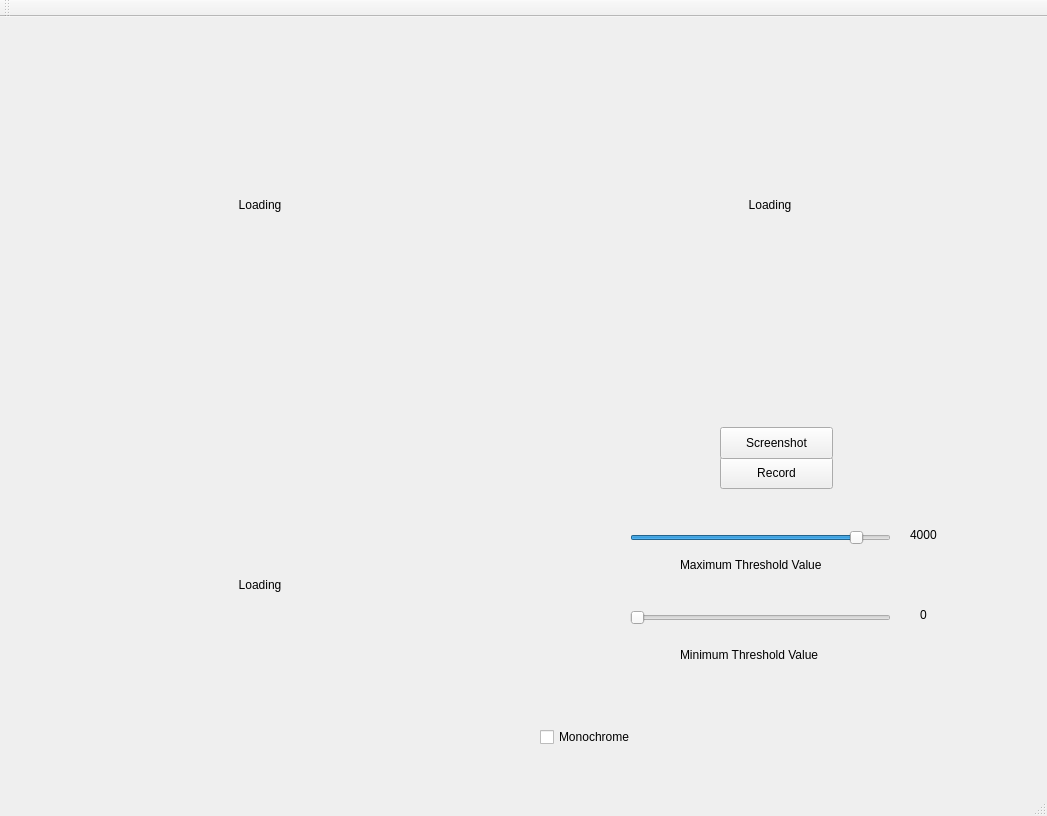
The window that multichannelviewer.ui (Solid-Sponge/MultiChannelViewer) describes before a commit, drawn with Qt 5.
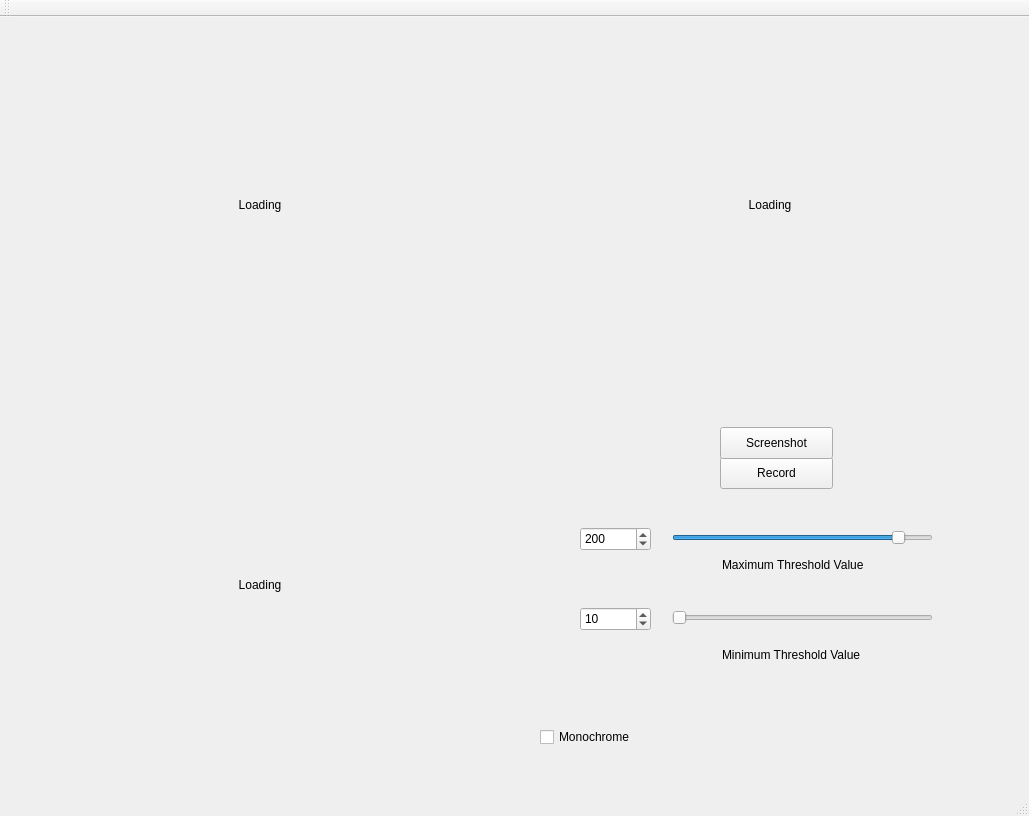
The same window after the commit.

Commit message:
Reworked UI (Added Spinboxes to thresholds)
Third screen recording still bugged and produces garbage.
Third screen image needs to be converted from RGBA32 to RGB24.
Screenshot works normally. Still need to figure out how to save
files not in root directory of program

The edit to the form file:
```diff
--- a/multichannelviewer.ui
+++ b/multichannelviewer.ui
@@ -6,7 +6,7 @@
    <rect>
     <x>0</x>
     <y>0</y>
-    <width>1047</width>
+    <width>1029</width>
     <height>816</height>
    </rect>
   </property>
@@ -77,7 +77,7 @@
    <widget class="QLabel" name="label">
     <property name="geometry">
      <rect>
-      <x>680</x>
+      <x>722</x>
       <y>630</y>
       <width>171</width>
       <height>16</height>
@@ -90,7 +90,7 @@
    <widget class="QLabel" name="label_2">
     <property name="geometry">
      <rect>
-      <x>680</x>
+      <x>722</x>
       <y>540</y>
       <width>171</width>
       <height>16</height>
@@ -148,10 +148,42 @@
      <string>Monochrome</string>
     </property>
    </widget>
+   <widget class="QSpinBox" name="maxVal_spinbox">
+    <property name="geometry">
+     <rect>
+      <x>580</x>
+      <y>510</y>
+      <width>71</width>
+      <height>24</height>
+     </rect>
+    </property>
+    <property name="maximum">
+     <number>4096</number>
+    </property>
+    <property name="value">
+     <number>200</number>
+    </property>
+   </widget>
+   <widget class="QSpinBox" name="minVal_spinbox">
+    <property name="geometry">
+     <rect>
+      <x>580</x>
+      <y>590</y>
+      <width>71</width>
+      <height>24</height>
+     </rect>
+    </property>
+    <property name="maximum">
+     <number>4096</number>
+    </property>
+    <property name="value">
+     <number>10</number>
+    </property>
+   </widget>
    <widget class="QSlider" name="minVal">
     <property name="geometry">
      <rect>
-      <x>630</x>
+      <x>672</x>
       <y>590</y>
       <width>261</width>
       <height>22</height>
@@ -164,7 +196,7 @@
    <widget class="QSlider" name="maxVal">
     <property name="geometry">
      <rect>
-      <x>630</x>
+      <x>672</x>
       <y>510</y>
       <width>261</width>
       <height>22</height>
@@ -177,32 +209,6 @@
      <enum>Qt::Horizontal</enum>
     </property>
    </widget>
-   <widget class="QLabel" name="minVal_label">
-    <property name="geometry">
-     <rect>
-      <x>920</x>
-      <y>590</y>
-      <width>16</width>
-      <height>16</height>
-     </rect>
-    </property>
-    <property name="text">
-     <string>0</string>
-    </property>
-   </widget>
-   <widget class="QLabel" name="maxVal_label">
-    <property name="geometry">
-     <rect>
-      <x>910</x>
-      <y>510</y>
-      <width>33</width>
-      <height>16</height>
-     </rect>
-    </property>
-    <property name="text">
-     <string>4000</string>
-    </property>
-   </widget>
   </widget>
   <widget class="QMenuBar" name="menuBar">
    <property name="geometry">
```
Left out of the diff: 2 changed lines with no effect on the pictures. The commit also changes 3 other files.
